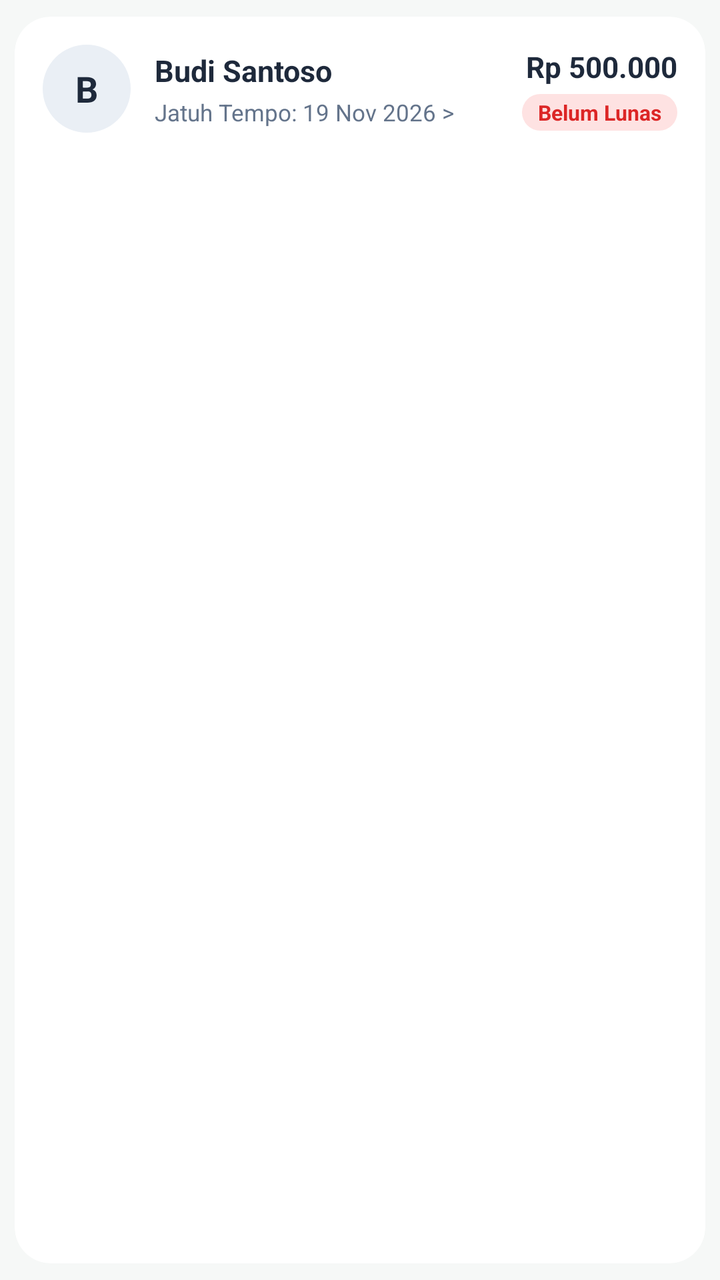
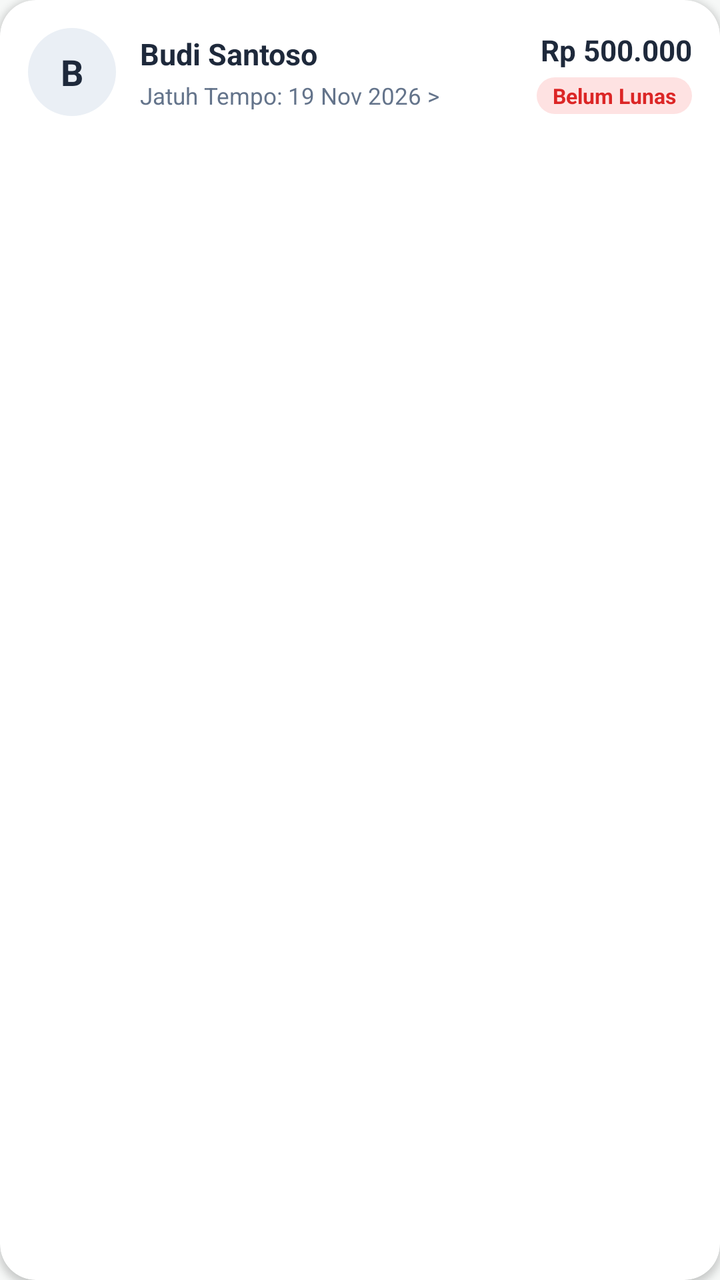

Screens rendered from an Android XML layout before and after an edit, with the pre-edit source and the edit as a unified diff.
<!-- AndroidManifest.xml: application theme Theme.HHHH -->
<!-- res/layout/row_item.xml -->
<?xml version="1.0" encoding="utf-8"?>
<androidx.cardview.widget.CardView
    xmlns:android="http://schemas.android.com/apk/res/android"
    xmlns:app="http://schemas.android.com/apk/res-auto"
    xmlns:tools="http://schemas.android.com/tools"
    android:layout_width="match_parent"
    android:layout_height="wrap_content"
    android:layout_marginStart="14dp"
    android:layout_marginTop="6dp"
    android:layout_marginEnd="14dp"
    android:layout_marginBottom="6dp"
    app:cardBackgroundColor="@color/white"
    app:cardCornerRadius="18dp"
    app:cardElevation="2dp"
    app:cardPreventCornerOverlap="true"
    app:cardUseCompatPadding="true">

    <androidx.constraintlayout.widget.ConstraintLayout
        android:layout_width="match_parent"
        android:layout_height="wrap_content"
        android:paddingStart="14dp"
        android:paddingTop="14dp"
        android:paddingEnd="14dp"
        android:paddingBottom="14dp">

        
        <FrameLayout
            android:id="@+id/layout_avatar_circle"
            android:layout_width="44dp"
            android:layout_height="44dp"
            android:background="@drawable/bg_summary_wallet_circle"
            app:layout_constraintBottom_toBottomOf="parent"
            app:layout_constraintStart_toStartOf="parent"
            app:layout_constraintTop_toTopOf="parent">

            <TextView
                android:id="@+id/tv_avatar_letter"
                android:layout_width="wrap_content"
                android:layout_height="wrap_content"
                android:layout_gravity="center"
                android:text="B"
                android:textColor="@color/hupisan_text_primary"
                android:textSize="18sp"
                android:textStyle="bold" />
        </FrameLayout>

        
        <LinearLayout
            android:id="@+id/layout_middle"
            android:layout_width="0dp"
            android:layout_height="wrap_content"
            android:layout_marginStart="12dp"
            android:layout_marginEnd="12dp"
            android:orientation="vertical"
            app:layout_constraintBottom_toBottomOf="parent"
            app:layout_constraintEnd_toStartOf="@id/layout_right"
            app:layout_constraintStart_toEndOf="@id/layout_avatar_circle"
            app:layout_constraintTop_toTopOf="parent">

            <TextView
                android:id="@+id/tv_username"
                android:layout_width="wrap_content"
                android:layout_height="wrap_content"
                android:ellipsize="end"
                android:maxLines="1"
                android:text="Budi Santoso"
                android:textColor="@color/hupisan_text_primary"
                android:textSize="15sp"
                android:textStyle="bold" />

            <TextView
                android:id="@+id/tv_dibuat_pada"
                android:layout_width="wrap_content"
                android:layout_height="wrap_content"
                android:layout_marginTop="3dp"
                android:ellipsize="end"
                android:maxLines="1"
                android:text="Jatuh Tempo: 19 Nov 2026 >"
                android:textColor="@color/hupisan_text_secondary"
                android:textSize="11.5sp" />
        </LinearLayout>

        
        <LinearLayout
            android:id="@+id/layout_right"
            android:layout_width="wrap_content"
            android:layout_height="wrap_content"
            android:gravity="end"
            android:orientation="vertical"
            app:layout_constraintBottom_toBottomOf="parent"
            app:layout_constraintEnd_toEndOf="parent"
            app:layout_constraintTop_toTopOf="parent">

            <TextView
                android:id="@+id/tv_jumlah"
                android:layout_width="wrap_content"
                android:layout_height="wrap_content"
                android:text="Rp 500.000"
                android:textColor="@color/hupisan_text_primary"
                android:textSize="14.5sp"
                android:textStyle="bold" />

            <TextView
                android:id="@+id/tv_status_badge"
                android:layout_width="wrap_content"
                android:layout_height="wrap_content"
                android:layout_marginTop="4dp"
                android:background="@drawable/bg_badge_belum_lunas"
                android:paddingStart="8dp"
                android:paddingTop="2dp"
                android:paddingEnd="8dp"
                android:paddingBottom="2dp"
                android:text="Belum Lunas"
                android:textColor="@color/hupisan_debt_text"
                android:textSize="10.5sp"
                android:textStyle="bold" />
        </LinearLayout>

        
        <View
            android:id="@+id/indicator_strip"
            android:layout_width="0dp"
            android:layout_height="0dp"
            android:visibility="gone" />
        <View
            android:id="@+id/imv_random_color"
            android:layout_width="0dp"
            android:layout_height="0dp"
            android:visibility="gone" />
        <ImageView
            android:id="@+id/img_src_bg_gender"
            android:layout_width="0dp"
            android:layout_height="0dp"
            android:visibility="gone" />
        <TextView
            android:id="@+id/tv_deskription"
            android:layout_width="0dp"
            android:layout_height="0dp"
            android:visibility="gone" />
        <ImageView
            android:id="@+id/btn_notif"
            android:layout_width="0dp"
            android:layout_height="0dp"
            android:visibility="gone" />

    </androidx.constraintlayout.widget.ConstraintLayout>
</androidx.cardview.widget.CardView>
<!-- resources referenced by this layout -->
<resources>
  <color name="hupisan_debt_text">#DC2626</color>
  <color name="hupisan_text_primary">#1E293B</color>
  <color name="hupisan_text_secondary">#64748B</color>
  <color name="white">#FFFFFFFF</color>
  <!-- drawable bg_badge_belum_lunas (drawable) -->
  <?xml version="1.0" encoding="utf-8"?>
  <shape xmlns:android="http://schemas.android.com/apk/res/android"
      android:shape="rectangle">
      <solid android:color="@color/hupisan_debt_bg" />
      <corners android:radius="14dp" />
  </shape>
  <!-- drawable bg_summary_wallet_circle (drawable) -->
  <?xml version="1.0" encoding="utf-8"?>
  <shape xmlns:android="http://schemas.android.com/apk/res/android"
      android:shape="oval">
      <solid android:color="#EAEFF5" />
  </shape>
  <style name="Theme.HHHH" parent="Theme.MaterialComponents.DayNight.NoActionBar">
          
          <item name="colorPrimary">@color/hupisan_primary_dark</item>
          <item name="colorPrimaryVariant">@color/hupisan_primary_surface</item>
          <item name="colorOnPrimary">@color/white</item>
          
          <item name="colorSecondary">@color/hupisan_accent_amber</item>
          <item name="colorSecondaryVariant">@color/hupisan_primary_surface</item>
          <item name="colorOnSecondary">@color/hupisan_primary_dark</item>
          
          <item name="android:statusBarColor" tools:targetApi="l">@color/hupisan_primary_dark</item>
          <item name="android:windowBackground">@color/hupisan_page_bg</item>
          
      </style>
  <color name="hupisan_debt_bg">#FEE2E2</color>
  <color name="hupisan_primary_dark">#17885A</color>
  <color name="hupisan_primary_surface">#E8F8F0</color>
  <color name="hupisan_accent_amber">#22A872</color>
  <color name="hupisan_page_bg">#F6F8F7</color>
</resources>

<!-- the commit's change to res/layout/row_item.xml (unified diff, before → after) -->
@@ -5,15 +5,15 @@
     xmlns:tools="http://schemas.android.com/tools"
     android:layout_width="match_parent"
     android:layout_height="wrap_content"
-    android:layout_marginStart="14dp"
+    android:layout_marginStart="16dp"
     android:layout_marginTop="6dp"
-    android:layout_marginEnd="14dp"
+    android:layout_marginEnd="16dp"
     android:layout_marginBottom="6dp"
     app:cardBackgroundColor="@color/white"
     app:cardCornerRadius="18dp"
     app:cardElevation="2dp"
-    app:cardPreventCornerOverlap="true"
-    app:cardUseCompatPadding="true">
+    app:cardPreventCornerOverlap="false"
+    app:cardUseCompatPadding="false">
 
     <androidx.constraintlayout.widget.ConstraintLayout
         android:layout_width="match_parent"
